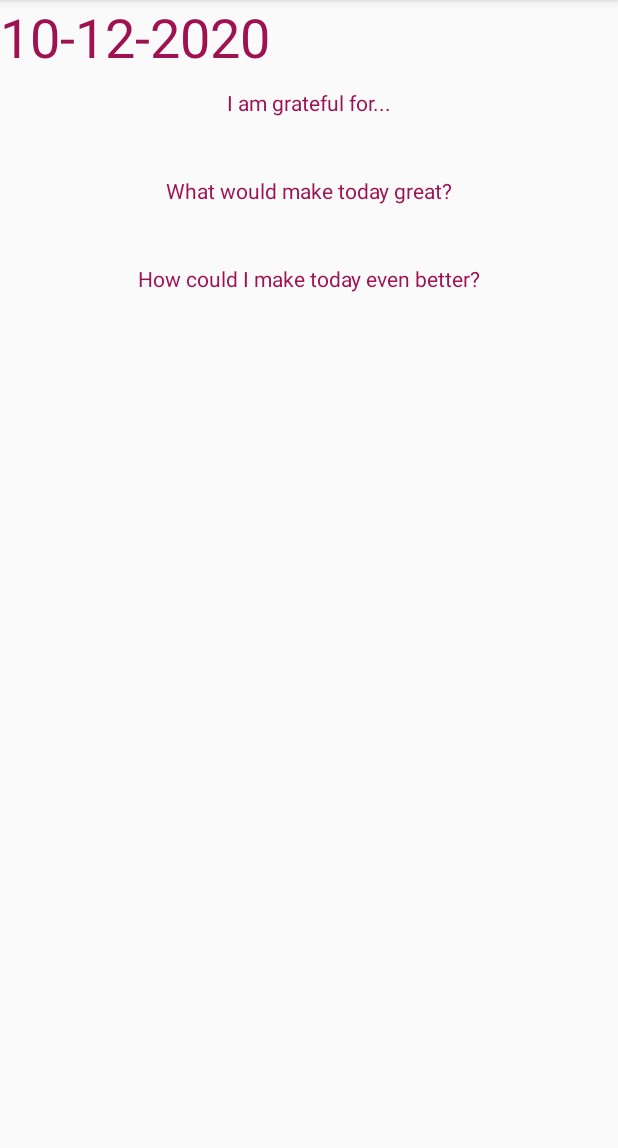
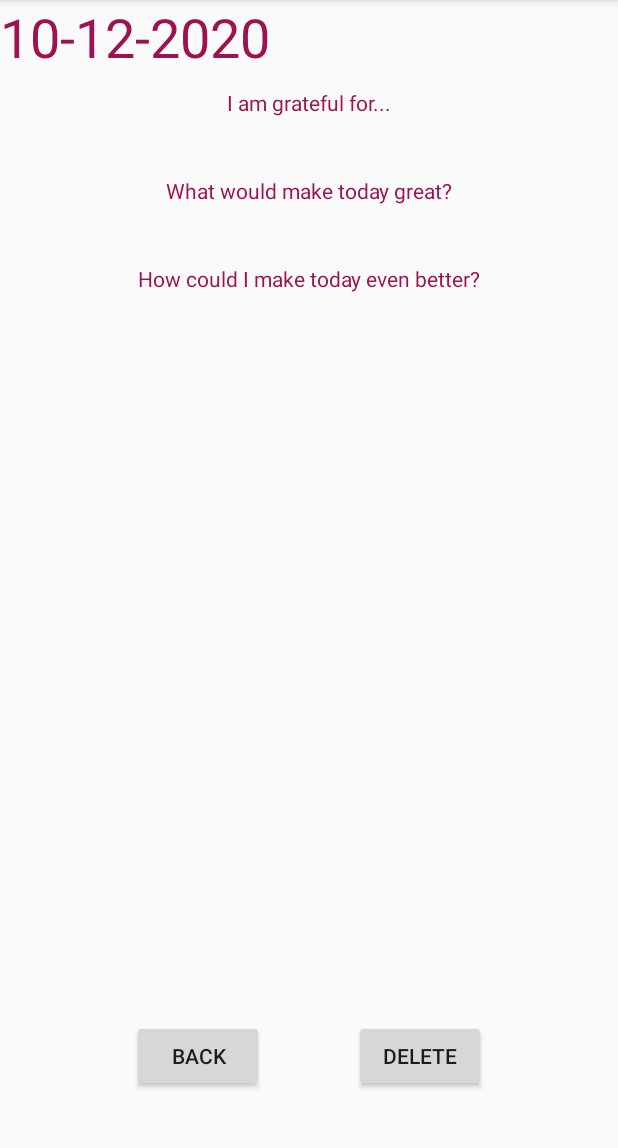
Before and after one commit to StevennTran/Mindfulness, an Android app: the JournalActivity screen opened directly, with no data from a screen before it, after a tap on an icon or button, on a phone screen of 412 x 824 dp, the part 84-1232 px from its top. Run offline under Robolectric (Android 15) with nearby library versions, the phone set to English and light mode, and no system bars; 2 statements that could not run were skipped; 1 other tap on this screen came first.

Commit message:
Added buttons to Journal Activity

```diff
--- a/app/src/main/java/com/example/mindfulness/EditMessage.java
+++ b/app/src/main/java/com/example/mindfulness/EditMessage.java
@@ -2,8 +2,11 @@ package com.example.mindfulness;
 
 import androidx.appcompat.app.AppCompatActivity;
 
+import android.content.Intent;
 import android.database.sqlite.SQLiteDatabase;
 import android.os.Bundle;
+import android.view.View;
+import android.widget.Button;
 import android.widget.TextView;
 
 public class EditMessage extends AppCompatActivity {
@@ -12,10 +15,14 @@ public class EditMessage extends AppCompatActivity {
     TextView message2;
     TextView message3;
 
+    Button back;
+    Button delete;
+
     String date;
     String text1;
     String text2;
     String text3;
+    int position;
 
     @Override
     protected void onCreate(Bundle savedInstanceState) {
@@ -27,6 +34,29 @@ public class EditMessage extends AppCompatActivity {
         text1 = bundle.getString("message1");
         text2 = bundle.getString("message2");
         text3 = bundle.getString("message3");
+        position = bundle.getInt("position");
+
+        back = findViewById(R.id.backButton);
+        back.setOnClickListener(new View.OnClickListener() {
+            @Override
+            public void onClick(View v) {
+                setResult(5);
+                finish();
+            }
+        });
+        delete = findViewById(R.id.deleteJournal);
+        delete.setOnClickListener(new View.OnClickListener() {
+            @Override
+            public void onClick(View v) {
+                Intent intent = new Intent();
+                intent.putExtra("position",position);
+                intent.putExtra("text1",text1);
+                intent.putExtra("text2",text2);
+                intent.putExtra("text3",text3);
+                setResult(10, intent);
+                finish();
+            }
+        });
 
         dateText = findViewById(R.id.dateField);
         dateText.setText(date);
@@ -39,5 +69,6 @@ public class EditMessage extends AppCompatActivity {
 
         message3 = findViewById(R.id.TextA3);
         message3.setText(text3);
+
     }
 }
--- a/app/src/main/java/com/example/mindfulness/JournalActivity.java
+++ b/app/src/main/java/com/example/mindfulness/JournalActivity.java
@@ -42,6 +42,7 @@ public class JournalActivity extends AppCompatActivity {
     int userID;
     final String LOGINID = "LOGINID";
     public Button submitButton;
+    final DatabaseHelper dbHelper = new DatabaseHelper(this);
 
     public class journalAdapter extends ArrayAdapter<String> {
 
@@ -67,6 +68,8 @@ public class JournalActivity extends AppCompatActivity {
         }
     }
 
+//    journalAdapter myAdapter;
+
     @Override
     protected void onCreate(Bundle savedInstanceState) {
         super.onCreate(savedInstanceState);
@@ -74,10 +77,12 @@ public class JournalActivity extends AppCompatActivity {
 
         FragmentManager fragmentMan = getSupportFragmentManager();
         FragmentTransaction fragTrans = fragmentMan.beginTransaction();
-        final journalAdapter myAdapter = new journalAdapter(this);
+
         Bundle bundle = getIntent().getExtras().getBundle(LOGINID);
         userID = bundle.getInt("userID");
         Log.i("JournalActivity",Integer.toString(userID));
+
+        final journalAdapter myAdapter = new journalAdapter(this);
 
         myListView = findViewById(R.id.listView);
         myListView.setAdapter (myAdapter);
@@ -97,15 +102,21 @@ public class JournalActivity extends AppCompatActivity {
                 bundle.putString("message1",myEntries.get((position * 4) + 1));
                 bundle.putString("message2",myEntries.get((position*4) + 2));
                 bundle.putString("message3",myEntries.get((position*4) + 3));
+                bundle.putInt("position", position);
                 intent.putExtra("myMessage", bundle);
-                startActivity(intent);
+                startActivityForResult(intent, 5);
                 Log.i("HelloListView", "You clicked Item: " + id + " at position:" + position);
+                Log.i("Testing OnClick", Long.toString(id));
             }
         });
-        DatabaseHelper dbHelper = new DatabaseHelper(this); //View is parent
+            updateListView();
+    }
+
+    public void updateListView() {
+        //View is parent
         SQLiteDatabase db = dbHelper.getWritableDatabase();
         //ContentValues values = new ContentValues();
-        String query = "SELECT * FROM Journal";
+        String query = "SELECT * FROM Journal WHERE UserID = " + Integer.toString(userID);
         Cursor myCursor = db.rawQuery(query,null);
 
         myCursor.moveToFirst();
@@ -121,34 +132,32 @@ public class JournalActivity extends AppCompatActivity {
             myCursor.moveToNext();
         }
         myCursor.close();
-        //db.close();
-    }
-
-    protected void onResume(){
-        Log.i("RESUME","CALLING RESUME");
-        super.onResume();
-        Log.i("RESUME","CALLING RESUME 2");
 
     }
 
-    protected void onStart(){
-        super.onStart();
+    @Override
+    protected void onActivityResult(int requestCode, int resultCode, Intent data)
+    {
+        super.onActivityResult(requestCode, resultCode, data);
+        if(resultCode==10)
+        {
+            final journalAdapter myAdapter = new journalAdapter(this);
+            int position = data.getIntExtra("position", 0);
+            String text1 = data.getStringExtra("text1");
+            String text2 = data.getStringExtra("text2");
+            String text3 = data.getStringExtra("text3");
+            SQLiteDatabase db = dbHelper.getWritableDatabase();
+            Log.i("temp", Integer.toString(position + 1));
 
+//            String query = "SELECT * FROM Journal WHERE UserID = " + Integer.toString(userID);
+//            Cursor myCursor = db.rawQuery(query,null);
+//
+//            myCursor.moveToFirst();
+            db.delete("Journal", "TextOne=? and TextTwo=? and TextThree=?",new String[] {text1, text2, text3});
+            myEntries.clear();
+            updateListView();
+            Log.i("ONACTIVITY", "OnActivity Working!");
+        }
     }
 
-
-    protected void onPause() {
-        super.onPause();
-
-    }
-
-    protected void onStop(){
-        super.onStop();
-
-    }
-
-    protected void onDestroy(){
-        super.onDestroy();
-
-    }
 }
--- a/app/src/main/res/layout/activity_edit_message.xml
+++ b/app/src/main/res/layout/activity_edit_message.xml
@@ -99,4 +99,24 @@
         app:layout_constraintStart_toStartOf="parent"
         app:layout_constraintTop_toBottomOf="@+id/labelQ3"
         android:backgroundTint="#2196F3" />
+
+    <Button
+        android:id="@+id/deleteJournal"
+        android:layout_width="wrap_content"
+        android:layout_height="wrap_content"
+        android:layout_marginEnd="88dp"
+        android:layout_marginBottom="40dp"
+        android:text="Delete"
+        app:layout_constraintBottom_toBottomOf="parent"
+        app:layout_constraintEnd_toEndOf="parent" />
+
+    <Button
+        android:id="@+id/backButton"
+        android:layout_width="wrap_content"
+        android:layout_height="wrap_content"
+        android:layout_marginStart="88dp"
+        android:layout_marginBottom="40dp"
+        android:text="BACK"
+        app:layout_constraintBottom_toBottomOf="parent"
+        app:layout_constraintStart_toStartOf="parent" />
 </androidx.constraintlayout.widget.ConstraintLayout>
```
